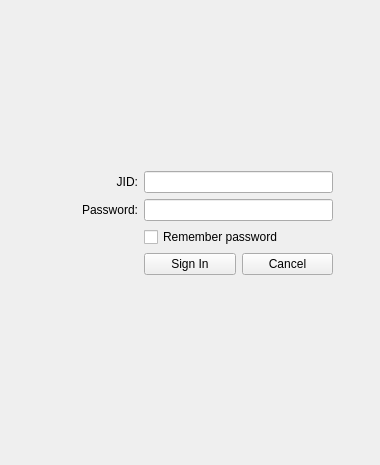
Old version of the form chatwindow.ui in the repository HappySeaFox/tht.
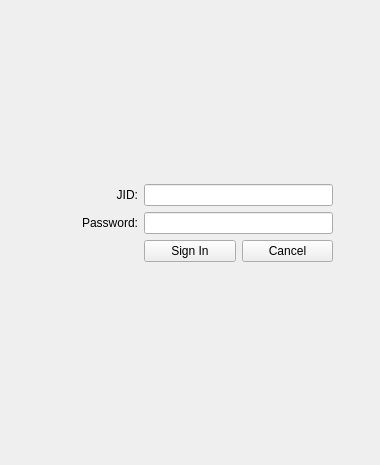
New version of the form.

Commit message: Remove "Remember password", use "Auto login" setting instead

```diff
--- a/chatwindow.ui
+++ b/chatwindow.ui
@@ -82,21 +82,14 @@
            </property>
           </widget>
          </item>
-         <item row="2" column="1" colspan="2">
-          <widget class="QCheckBox" name="checkRememberPassword">
-           <property name="text">
-            <string>Remember password</string>
-           </property>
-          </widget>
-         </item>
-         <item row="3" column="1">
+         <item row="2" column="1">
           <widget class="QPushButton" name="pushSignIn">
            <property name="text">
             <string>Sign In</string>
            </property>
           </widget>
          </item>
-         <item row="3" column="2">
+         <item row="2" column="2">
           <widget class="QPushButton" name="pushCancel">
            <property name="text">
             <string>Cancel</string>
```
Left out of the diff: 1 changed line with no effect on the pictures. The commit also changes 6 other files.
